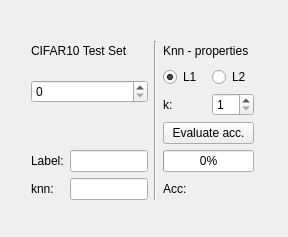
Dtananaev/ml_classifiers, file knn/knn.ui: the form before one commit.
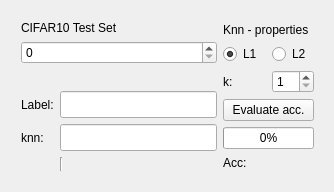
The form after the commit.

```diff
--- a/knn/knn.ui
+++ b/knn/knn.ui
@@ -6,8 +6,8 @@
    <rect>
     <x>0</x>
     <y>0</y>
-    <width>288</width>
-    <height>237</height>
+    <width>334</width>
+    <height>192</height>
    </rect>
   </property>
   <property name="windowTitle">
@@ -17,13 +17,22 @@
    <widget class="QWidget" name="">
     <property name="geometry">
      <rect>
-      <x>20</x>
-      <y>30</y>
-      <width>251</width>
-      <height>181</height>
+      <x>10</x>
+      <y>10</y>
+      <width>315</width>
+      <height>172</height>
      </rect>
     </property>
+    <layout class="QHBoxLayout" name="horizontalLayout">
+     <item>
     <layout class="QGridLayout" name="gridLayout">
+       <item row="3" column="0">
+        <widget class="QLabel" name="label_4">
+         <property name="text">
+          <string>Label:</string>
+         </property>
+        </widget>
+       </item>
      <item row="0" column="0" colspan="2">
       <widget class="QLabel" name="label">
        <property name="text">
@@ -31,28 +40,31 @@
        </property>
       </widget>
      </item>
-     <item row="0" column="2" rowspan="6">
+       <item row="3" column="1">
+        <widget class="QLineEdit" name="lineEdit">
+         <property name="minimumSize">
+          <size>
+           <width>112</width>
+           <height>27</height>
+          </size>
+         </property>
+        </widget>
+       </item>
+       <item row="5" column="1">
       <widget class="Line" name="line">
        <property name="orientation">
         <enum>Qt::Vertical</enum>
        </property>
       </widget>
      </item>
-     <item row="0" column="3" colspan="3">
-      <widget class="QLabel" name="label_2">
-       <property name="text">
-        <string>Knn - properties</string>
-       </property>
-      </widget>
-     </item>
-     <item row="1" column="0" rowspan="2" colspan="2">
+       <item row="1" column="0" colspan="2">
       <widget class="QSpinBox" name="numberBox">
        <property name="maximum">
         <number>60000</number>
        </property>
       </widget>
      </item>
-     <item row="3" column="0">
+       <item row="2" column="0">
       <widget class="QLabel" name="labelPicture">
        <property name="maximumSize">
         <size>
@@ -65,65 +77,56 @@
        </property>
       </widget>
      </item>
-     <item row="4" column="0">
-      <widget class="QLabel" name="label_4">
-       <property name="text">
-        <string>Label:</string>
-       </property>
-      </widget>
-     </item>
      <item row="4" column="1">
-      <widget class="QLineEdit" name="lineEdit"/>
-     </item>
-     <item row="5" column="0">
+        <widget class="QLineEdit" name="lineEdit_2">
+         <property name="minimumSize">
+          <size>
+           <width>112</width>
+           <height>27</height>
+          </size>
+         </property>
+        </widget>
+       </item>
+       <item row="4" column="0">
       <widget class="QLabel" name="label_5">
        <property name="text">
         <string>knn:</string>
        </property>
       </widget>
      </item>
-     <item row="5" column="1">
-      <widget class="QLineEdit" name="lineEdit_2"/>
+      </layout>
      </item>
-     <item row="5" column="3">
-      <widget class="QLabel" name="label_6">
-       <property name="text">
-        <string>Acc:</string>
-       </property>
-      </widget>
-     </item>
-     <item row="5" column="4">
-      <widget class="QLabel" name="accResult">
-       <property name="text">
-        <string/>
-       </property>
-      </widget>
-     </item>
-     <item row="1" column="3">
-      <widget class="QRadioButton" name="L1">
-       <property name="text">
-        <string>L1</string>
-       </property>
-       <property name="checked">
-        <bool>true</bool>
-       </property>
-      </widget>
-     </item>
-     <item row="1" column="4">
+     <item>
+      <layout class="QGridLayout" name="gridLayout_2">
+       <item row="1" column="1">
       <widget class="QRadioButton" name="L2">
        <property name="text">
         <string>L2</string>
        </property>
       </widget>
      </item>
-     <item row="2" column="3">
+       <item row="2" column="0">
       <widget class="QLabel" name="label_3">
        <property name="text">
         <string>k:</string>
        </property>
       </widget>
      </item>
-     <item row="2" column="4">
+       <item row="5" column="1">
+        <widget class="QLabel" name="accResult">
+         <property name="text">
+          <string/>
+         </property>
+        </widget>
+       </item>
+       <item row="0" column="0" colspan="2">
+        <widget class="QLabel" name="label_2">
+         <property name="text">
+          <string>Knn - properties</string>
+         </property>
+        </widget>
+       </item>
+       <item row="2" column="1">
       <widget class="QSpinBox" name="kBox">
        <property name="minimum">
         <number>1</number>
@@ -133,19 +136,38 @@
        </property>
       </widget>
      </item>
-     <item row="3" column="3" colspan="2">
+       <item row="1" column="0">
+        <widget class="QRadioButton" name="L1">
+         <property name="text">
+          <string>L1</string>
+         </property>
+         <property name="checked">
+          <bool>true</bool>
+         </property>
+        </widget>
+       </item>
+       <item row="3" column="0" colspan="2">
       <widget class="QPushButton" name="evalButton">
        <property name="text">
         <string>Evaluate acc.</string>
        </property>
       </widget>
      </item>
-     <item row="4" column="3" colspan="2">
+       <item row="4" column="0" colspan="2">
       <widget class="QProgressBar" name="progressBar">
        <property name="value">
         <number>0</number>
        </property>
       </widget>
+       </item>
+       <item row="5" column="0">
+        <widget class="QLabel" name="label_6">
+         <property name="text">
+          <string>Acc:</string>
+         </property>
+        </widget>
+       </item>
+      </layout>
      </item>
     </layout>
    </widget>
```
Lines whose indentation alone changed are shown as unchanged.
